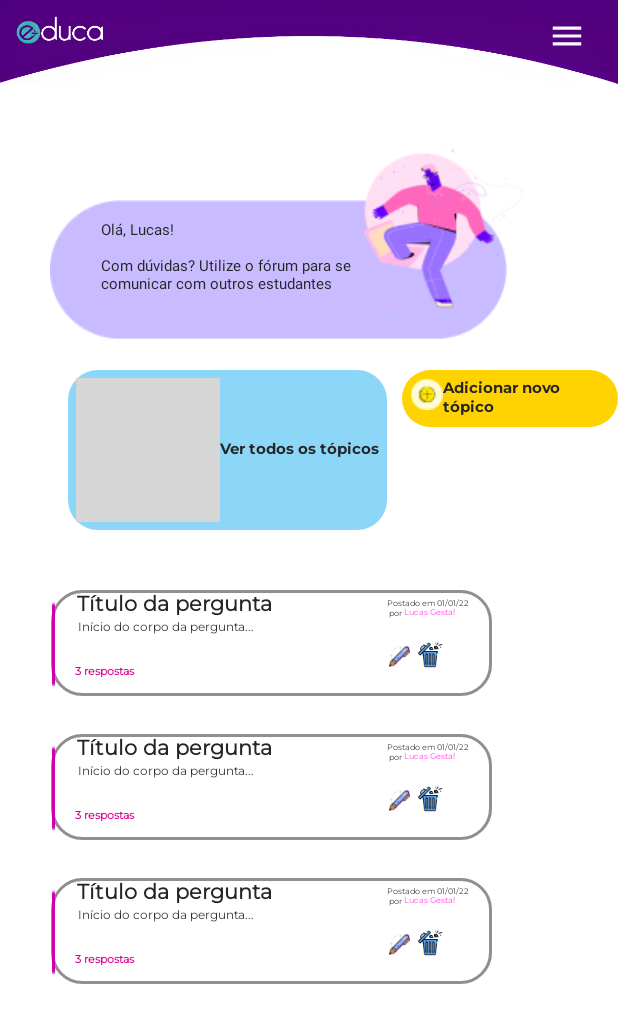
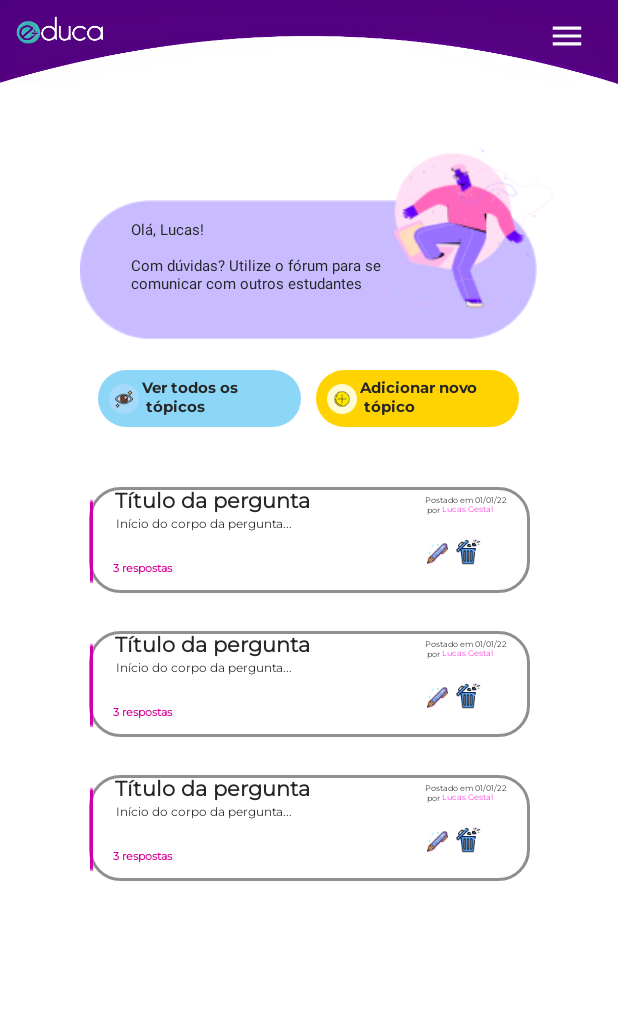
Before and after one commit to e-duca/e-duca-app, an Android app: the myQuestions screen opened directly, with no data from a screen before it, on a phone screen of 412 x 824 dp. Shown: the top 1023 px of the screen. Run offline under Robolectric (Android 15) with nearby library versions, the phone set to English and light mode, and no system bars; grey boxes are pictures that could not be loaded.

Commit message:
feat/topics:Adicionando botões de ver todos os tópicos e de adicionar novo tópico e criação da página.Correção

```diff
--- a/app/src/main/res/layout/activity_my_questions.xml
+++ b/app/src/main/res/layout/activity_my_questions.xml
@@ -8,7 +8,9 @@
 
     <RelativeLayout
         android:layout_width="match_parent"
-        android:layout_height="match_parent">
+        android:layout_height="match_parent"
+
+        >
 
         <fragment
             android:id="@+id/fg_menu"
@@ -16,6 +18,7 @@
             android:layout_width="wrap_content"
             android:layout_height="wrap_content"
             tools:layout="@layout/fragment_menu"
+
             />
 
         <fragment
@@ -24,14 +27,16 @@
             android:layout_height="wrap_content"
             android:layout_below="@+id/fg_menu"
             class="com.educa.FragmentSalutation"
-            tools:layout="@layout/fragment_salutation"/>
+            tools:layout="@layout/fragment_salutation"
+            android:layout_marginLeft="20dp"
+            />
         <LinearLayout
             android:id="@+id/ll_buttons"
             android:layout_width="wrap_content"
             android:layout_height="wrap_content"
             android:layout_below="@id/fg_salutation"
             android:layout_marginTop="20dp"
-            android:layout_marginStart="45dp"
+            android:layout_centerHorizontal="true"
             >
         <fragment
             android:layout_width="wrap_content"
@@ -50,6 +55,7 @@
 
 
         <fragment
+            android:layout_marginLeft="25dp"
             android:layout_marginTop="40dp"
             android:id="@+id/fg_bubble_question"
             android:layout_width="wrap_content"
@@ -59,6 +65,7 @@
             tools:layout="@layout/fragment_bubble_question"
             />
         <fragment
+            android:layout_marginLeft="25dp"
             android:layout_marginTop="25dp"
             android:id="@+id/fg_second_bubble_question"
             android:layout_width="wrap_content"
@@ -68,6 +75,7 @@
             tools:layout="@layout/fragment_bubble_question"
             />
         <fragment
+            android:layout_marginLeft="25dp"
             android:layout_marginTop="25dp"
             android:id="@+id/fg_third_bubble_question"
             android:layout_width="wrap_content"
--- a/app/src/main/res/layout/fragment_button_add_new_topic.xml
+++ b/app/src/main/res/layout/fragment_button_add_new_topic.xml
@@ -8,18 +8,21 @@
     <RelativeLayout
         android:layout_width="wrap_content"
         android:layout_height="wrap_content"
+        android:minWidth="135dp"
         style="@style/style_btnYellowLarger"
         android:background="@drawable/db_btn_solid"
         android:padding="5dp">
 
         <ImageView
-
+            android:padding="2dp"
+            android:layout_marginTop="2dp"
             android:id="@+id/img_add"
             android:layout_width="wrap_content"
             android:layout_height="wrap_content"
-            android:src="@drawable/adc"
+            android:src="@mipmap/adc"
             />
             <TextView
+
                 android:textSize="10dp"
                 android:layout_centerVertical="true"
                 android:fontFamily="@font/montserrat_bold"
--- a/app/src/main/res/layout/fragment_button_see_topics.xml
+++ b/app/src/main/res/layout/fragment_button_see_topics.xml
@@ -9,15 +9,17 @@
         android:layout_width="wrap_content"
         android:layout_height="wrap_content"
         style="@style/style_btnBlueLarger"
+        android:minWidth="135dp"
         android:background="@drawable/db_btn_solid"
         android:padding="5dp">
 
         <ImageView
-
+            android:padding="2dp"
+            android:layout_marginTop="2dp"
             android:id="@+id/img_eye"
             android:layout_width="wrap_content"
             android:layout_height="wrap_content"
-            android:src="@drawable/eye"
+            android:src="@mipmap/eye"
             />
         <TextView
             android:textSize="10dp"
--- a/app/src/main/res/values/strings.xml
+++ b/app/src/main/res/values/strings.xml
@@ -44,9 +44,8 @@
     <string name="txt_title">Título da aula</string>
     <string name="txt_postfor">Postado por</string>
     <string name="txt_nameteacher">Professor Carlos Roberto</string>
-    <string name="txt_see_topics">Ver todos os tópicos</string>
-    <string name="txt_add_new_topic">Adicionar novo tópico</string>
+    <string name="txt_see_topics">Ver todos os \n tópicos</string>
+    <string name="txt_add_new_topic">Adicionar novo \n tópico</string>
     <string name="txt_context">Lorem ipsum dolor sit amet, consectetur adipiscing elit. Donec accumsan mattis augue eu pellentesque. Nulla sit amet facilisis ante, sit amet interdum augue. Nullam viverra convallis lectus, maximus faucibus sem pretium sit amet. Aenean tempus aliquam fringilla.</string>
-    <!-- TODO: Remove or change this placeholder text -->
-    <string name="hello_blank_fragment">Hello blank fragment</string>
+
 </resources>
```
Also changed, not shown: app/src/main/res/drawable/adc.png (deleted), app/src/main/res/mipmap-xhdpi/adc.png (added), app/src/main/res/mipmap-xhdpi/eye.png (added).
